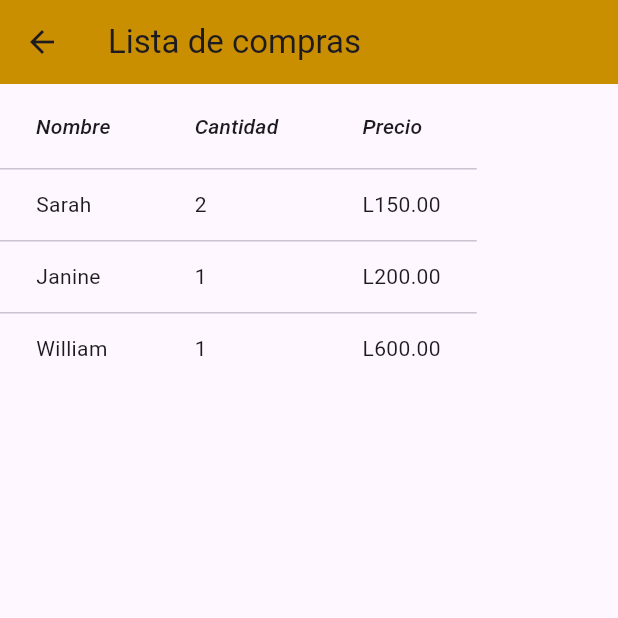
After one commit to Noysen02/PM2, a Flutter app: the screen it shows after launch, after a tap on "Compras", on a phone screen of 412 x 824 dp, the top half of it. The commit adds this screen. Run offline on Flutter 3.47's test engine with Material 3 defaults, Android fonts, the phone set to English and light mode, and no system bars.

Commit message:
Parte Jair
Agrege las parte de lista compras, el buscador y un codigo para que simule una tabla, tal y como esta en el perfil

```diff
--- /dev/null
+++ b/pm2/lib/screen/compras.dart
@@ -0,0 +1,84 @@
+import 'package:flutter/material.dart';
+
+void main() {
+  runApp(const MyApp());
+}
+
+class MyApp extends StatelessWidget {
+  const MyApp({Key? key}) : super(key: key);
+
+  @override
+  Widget build(BuildContext context) {
+    return MaterialApp(
+      home: const compras(),
+    );
+  }
+}
+
+class compras extends StatelessWidget {
+  const compras({Key? key}) : super(key: key);
+
+  @override
+  Widget build(BuildContext context) {
+    return Scaffold(
+      appBar: AppBar(
+        backgroundColor: Color.fromARGB(255, 202, 142, 1),
+        title: const Text("Lista de compras"),
+      ),
+      body: const DataTableExample(),
+    );
+  }
+}
+
+class DataTableExample extends StatelessWidget {
+  const DataTableExample({Key? key}) : super(key: key);
+
+  @override
+  Widget build(BuildContext context) {
+    return DataTable(
+      columns: const <DataColumn>[
+        DataColumn(
+          label: Text(
+            'Nombre',
+            style: TextStyle(fontStyle: FontStyle.italic),
+          ),
+        ),
+        DataColumn(
+          label: Text(
+            'Cantidad',
+            style: TextStyle(fontStyle: FontStyle.italic),
+          ),
+        ),
+        DataColumn(
+          label: Text(
+            'Precio',
+            style: TextStyle(fontStyle: FontStyle.italic),
+          ),
+        ),
+      ],
+      rows: const <DataRow>[
+        DataRow(
+          cells: <DataCell>[
+            DataCell(Text('Sarah')),
+            DataCell(Text('2')),
+            DataCell(Text('L150.00')),
+          ],
+        ),
+        DataRow(
+          cells: <DataCell>[
+            DataCell(Text('Janine')),
+            DataCell(Text('1')),
+            DataCell(Text('L200.00')),
+          ],
+        ),
+        DataRow(
+          cells: <DataCell>[
+            DataCell(Text('William')),
+            DataCell(Text('1')),
+            DataCell(Text('L600.00')),
+          ],
+        ),
+      ],
+    );
+  }
+}
--- a/pm2/lib/screen/menu.dart
+++ b/pm2/lib/screen/menu.dart
@@ -1,9 +1,11 @@
 import 'package:flutter/material.dart';
 import 'package:pm2/screen/clientes.dart';
+import 'package:pm2/screen/compras.dart';
 import 'package:pm2/screen/empleados.dart';
 import 'package:pm2/screen/ordenes.dart';
 import 'package:pm2/screen/productos.dart';
 import 'package:pm2/screen/proveedores.dart';
+
 
 class menu extends StatelessWidget {
   const menu({Key? key}) : super(key: key);
@@ -67,6 +69,16 @@ class menu extends StatelessWidget {
                             MaterialPageRoute(
                                 builder: (context) => empleados()))
                       }),
+              Text(""),
+              ElevatedButton(
+                  child:
+                      Text("Compras", style: TextStyle(color: Colors.black)),
+                  onPressed: () => {
+                        Navigator.push(
+                            context,
+                            MaterialPageRoute(
+                                builder: (context) => compras()))
+                      }),
             ],
           ),
         ));
```
